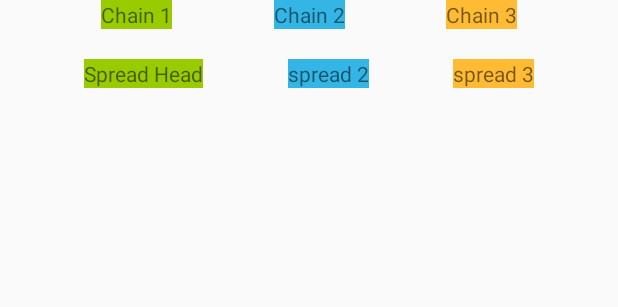
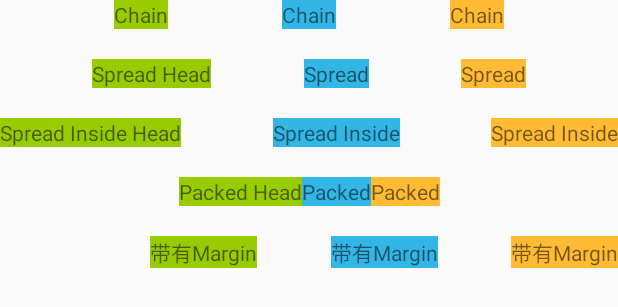
Before and after one commit to gengwenwu/AndroidUIDemo, an Android app: the layout activity_constraint_chain.xml on its own in the app's theme, with its tools: preview values and no code run, on a phone screen of 412 x 824 dp. Shown: the top 307 px of the screen. Run offline under Robolectric (Android 15) with nearby library versions, the phone set to English and light mode, and no system bars.

Commit message:
完善chain demo 带有margin

```diff
--- a/app/src/main/res/layout/activity_constraint_chain.xml
+++ b/app/src/main/res/layout/activity_constraint_chain.xml
@@ -6,15 +6,15 @@
     android:layout_height="match_parent"
     tools:context=".MainActivity">
 
-    <!-- 第一行 -->
+    <!-- 第一行 Chain -->
     <TextView
         android:id="@+id/tv_row1_tv1"
         android:layout_width="wrap_content"
         android:layout_height="wrap_content"
         android:background="@android:color/holo_green_light"
-        android:text="Chain 1"
-        app:layout_constraintLeft_toLeftOf="parent"
-        app:layout_constraintRight_toLeftOf="@id/tv_row1_tv2"
+        android:text="Chain"
+        app:layout_constraintEnd_toStartOf="@id/tv_row1_tv2"
+        app:layout_constraintStart_toStartOf="parent"
         app:layout_constraintTop_toTopOf="parent" />
 
     <TextView
@@ -22,9 +22,9 @@
         android:layout_width="wrap_content"
         android:layout_height="wrap_content"
         android:background="@android:color/holo_blue_light"
-        android:text="Chain 2"
-        app:layout_constraintLeft_toRightOf="@id/tv_row1_tv1"
-        app:layout_constraintRight_toLeftOf="@+id/tv_row1_tv3"
+        android:text="Chain"
+        app:layout_constraintEnd_toStartOf="@+id/tv_row1_tv3"
+        app:layout_constraintStart_toEndOf="@id/tv_row1_tv1"
         app:layout_constraintTop_toTopOf="parent" />
 
     <TextView
@@ -32,12 +32,12 @@
         android:layout_width="wrap_content"
         android:layout_height="wrap_content"
         android:background="@android:color/holo_orange_light"
-        android:text="Chain 3"
-        app:layout_constraintLeft_toRightOf="@id/tv_row1_tv2"
-        app:layout_constraintRight_toRightOf="parent"
+        android:text="Chain"
+        app:layout_constraintEnd_toEndOf="parent"
+        app:layout_constraintStart_toEndOf="@id/tv_row1_tv2"
         app:layout_constraintTop_toTopOf="parent" />
 
-    <!-- 第二行 -->
+    <!-- 第二行 Spread -->
     <TextView
         android:id="@+id/tv_row2_tv1"
         android:layout_width="wrap_content"
@@ -45,9 +45,9 @@
         android:layout_marginTop="20dp"
         android:background="@android:color/holo_green_light"
         android:text="Spread Head"
+        app:layout_constraintEnd_toStartOf="@id/tv_row2_tv2"
         app:layout_constraintHorizontal_chainStyle="spread"
-        app:layout_constraintLeft_toLeftOf="parent"
-        app:layout_constraintRight_toLeftOf="@id/tv_row2_tv2"
+        app:layout_constraintStart_toStartOf="parent"
         app:layout_constraintTop_toBottomOf="@+id/tv_row1_tv1" />
 
     <TextView
@@ -56,9 +56,9 @@
         android:layout_height="wrap_content"
         android:layout_marginTop="20dp"
         android:background="@android:color/holo_blue_light"
-        android:text="spread 2"
-        app:layout_constraintLeft_toRightOf="@id/tv_row2_tv1"
-        app:layout_constraintRight_toLeftOf="@+id/tv_row2_tv3"
+        android:text="Spread"
+        app:layout_constraintEnd_toStartOf="@+id/tv_row2_tv3"
+        app:layout_constraintStart_toEndOf="@id/tv_row2_tv1"
         app:layout_constraintTop_toBottomOf="@+id/tv_row1_tv1" />
 
     <TextView
@@ -67,10 +67,116 @@
         android:layout_height="wrap_content"
         android:layout_marginTop="20dp"
         android:background="@android:color/holo_orange_light"
-        android:text="spread 3"
-        app:layout_constraintLeft_toRightOf="@id/tv_row2_tv2"
-        app:layout_constraintRight_toRightOf="parent"
+        android:text="Spread"
+        app:layout_constraintEnd_toEndOf="parent"
+        app:layout_constraintStart_toEndOf="@id/tv_row2_tv2"
         app:layout_constraintTop_toBottomOf="@+id/tv_row1_tv1" />
 
+    <!-- 第三行 Spread Inside -->
+    <TextView
+        android:id="@+id/tv_row3_tv1"
+        android:layout_width="wrap_content"
+        android:layout_height="wrap_content"
+        android:layout_marginTop="20dp"
+        android:background="@android:color/holo_green_light"
+        android:text="Spread Inside Head"
+        app:layout_constraintEnd_toStartOf="@id/tv_row3_tv2"
+        app:layout_constraintHorizontal_chainStyle="spread_inside"
+        app:layout_constraintStart_toStartOf="parent"
+        app:layout_constraintTop_toBottomOf="@+id/tv_row2_tv1" />
+
+    <TextView
+        android:id="@+id/tv_row3_tv2"
+        android:layout_width="wrap_content"
+        android:layout_height="wrap_content"
+        android:layout_marginTop="20dp"
+        android:background="@android:color/holo_blue_light"
+        android:text="Spread Inside"
+        app:layout_constraintEnd_toStartOf="@+id/tv_row3_tv3"
+        app:layout_constraintStart_toEndOf="@id/tv_row3_tv1"
+        app:layout_constraintTop_toBottomOf="@+id/tv_row2_tv1" />
+
+    <TextView
+        android:id="@+id/tv_row3_tv3"
+        android:layout_width="wrap_content"
+        android:layout_height="wrap_content"
+        android:layout_marginTop="20dp"
+        android:background="@android:color/holo_orange_light"
+        android:text="Spread Inside"
+        app:layout_constraintEnd_toEndOf="parent"
+        app:layout_constraintStart_toEndOf="@id/tv_row3_tv2"
+        app:layout_constraintTop_toBottomOf="@+id/tv_row2_tv1" />
+
+    <!-- 第四行 Packed -->
+    <TextView
+        android:id="@+id/tv_row4_tv1"
+        android:layout_width="wrap_content"
+        android:layout_height="wrap_content"
+        android:layout_marginTop="20dp"
+        android:background="@android:color/holo_green_light"
+        android:text="Packed Head"
+        app:layout_constraintEnd_toStartOf="@id/tv_row4_tv2"
+        app:layout_constraintHorizontal_chainStyle="packed"
+        app:layout_constraintStart_toStartOf="parent"
+        app:layout_constraintTop_toBottomOf="@+id/tv_row3_tv1" />
+
+    <TextView
+        android:id="@+id/tv_row4_tv2"
+        android:layout_width="wrap_content"
+        android:layout_height="wrap_content"
+        android:layout_marginTop="20dp"
+        android:background="@android:color/holo_blue_light"
+        android:text="Packed"
+        app:layout_constraintEnd_toStartOf="@+id/tv_row4_tv3"
+        app:layout_constraintStart_toEndOf="@id/tv_row4_tv1"
+        app:layout_constraintTop_toBottomOf="@+id/tv_row3_tv1" />
+
+    <TextView
+        android:id="@+id/tv_row4_tv3"
+        android:layout_width="wrap_content"
+        android:layout_height="wrap_content"
+        android:layout_marginTop="20dp"
+        android:background="@android:color/holo_orange_light"
+        android:text="Packed"
+        app:layout_constraintEnd_toEndOf="parent"
+        app:layout_constraintStart_toEndOf="@id/tv_row4_tv2"
+        app:layout_constraintTop_toBottomOf="@+id/tv_row3_tv1" />
+
+
+    <!-- 第五行 带有Margin -->
+    <TextView
+        android:id="@+id/tv_row5_tv1"
+        android:layout_width="wrap_content"
+        android:layout_height="wrap_content"
+        android:layout_marginStart="100dp"
+        android:layout_marginTop="20dp"
+        android:background="@android:color/holo_green_light"
+        android:text="带有Margin"
+        app:layout_constraintEnd_toStartOf="@id/tv_row5_tv2"
+        app:layout_constraintHorizontal_chainStyle="spread_inside"
+        app:layout_constraintStart_toStartOf="parent"
+        app:layout_constraintTop_toBottomOf="@+id/tv_row4_tv1" />
+
+    <TextView
+        android:id="@+id/tv_row5_tv2"
+        android:layout_width="wrap_content"
+        android:layout_height="wrap_content"
+        android:layout_marginTop="20dp"
+        android:background="@android:color/holo_blue_light"
+        android:text="带有Margin"
+        app:layout_constraintEnd_toStartOf="@+id/tv_row5_tv3"
+        app:layout_constraintStart_toEndOf="@id/tv_row5_tv1"
+        app:layout_constraintTop_toBottomOf="@+id/tv_row4_tv1" />
+
+    <TextView
+        android:id="@+id/tv_row5_tv3"
+        android:layout_width="wrap_content"
+        android:layout_height="wrap_content"
+        android:layout_marginTop="20dp"
+        android:background="@android:color/holo_orange_light"
+        android:text="带有Margin"
+        app:layout_constraintEnd_toEndOf="parent"
+        app:layout_constraintStart_toEndOf="@id/tv_row5_tv2"
+        app:layout_constraintTop_toBottomOf="@+id/tv_row4_tv1" />
 
 </androidx.constraintlayout.widget.ConstraintLayout>
```
Also changed, not shown: app/src/main/java/com/logan/android/ui/layout/constraint/ConstraintChainActivity.kt (+12 -0 lines).
